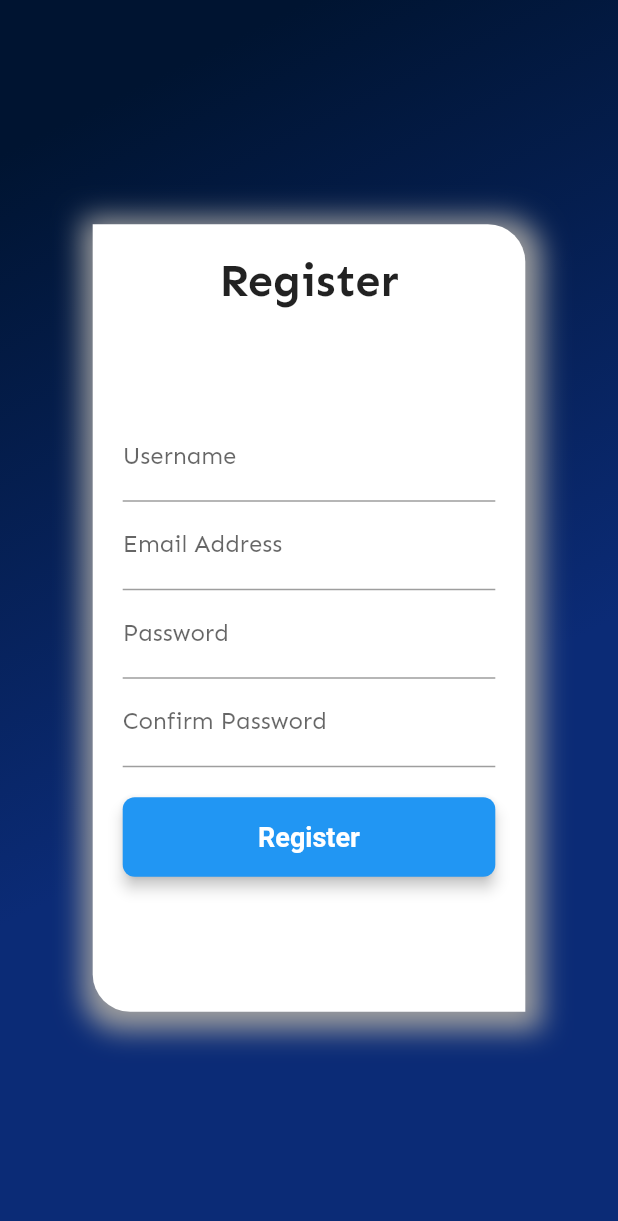
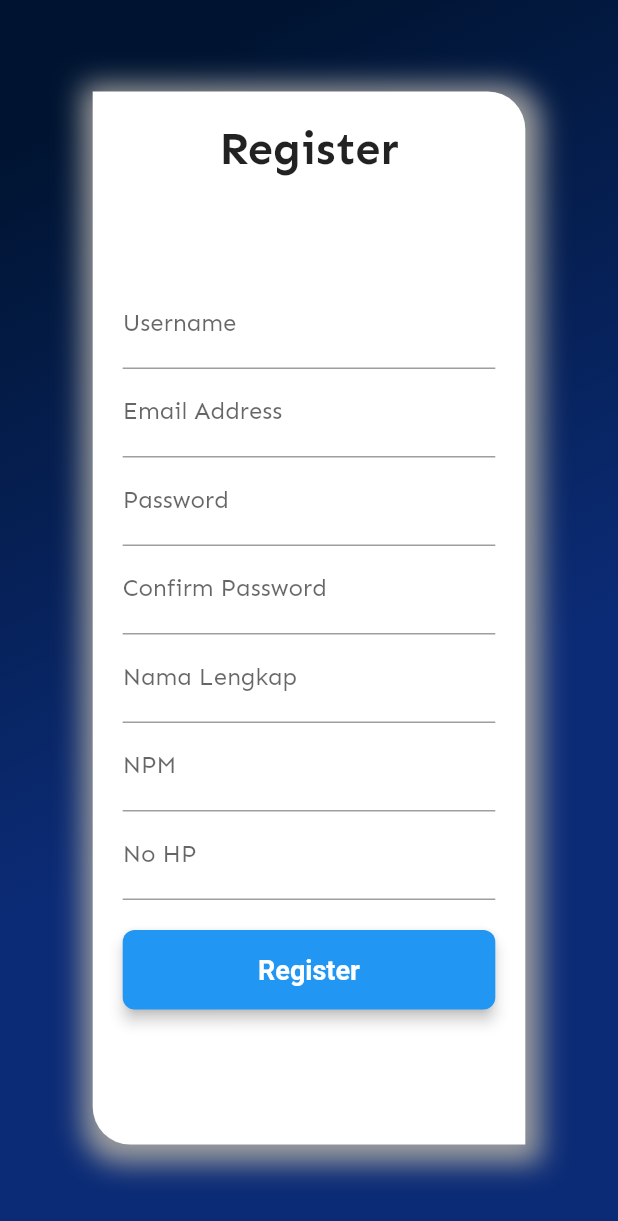
Before and after one commit to Informatika-C/EventKampusKelompok, a Flutter app: the RegisterPage screen opened directly, on a phone screen of 412 x 824 dp. Shown: the top 1221 px of the screen. Run offline on Flutter 3.47's test engine with Material 2 defaults, Android fonts, the phone set to English and light mode, and no system bars; our stand-ins replace carousel_slider, fluttertoast, get, google_fonts, google_nav_bar, shared_preferences; accounts and stored records are empty; network calls fail.

Commit message:
add register

```diff
--- a/lib/model/user.dart
+++ b/lib/model/user.dart
@@ -8,11 +8,17 @@ class User {
   String? username;
   String? email;
   String? role;
+  String? nama;
+  String? npm;
+  String? noHp;
 
   User({
     this.username,
     this.email,
     this.role,
+    this.nama,
+    this.npm,
+    this.noHp,
   });
 
   factory User.fromJson(Map<String, dynamic> json) {
@@ -20,6 +26,9 @@ class User {
       username: json['username'],
       email: json['email'],
       role: json['role'],
+      nama: json['nama'],
+      npm: json['npm'],
+      noHp: json['no_hp'],
     );
   }
 
@@ -28,6 +37,9 @@ class User {
       'username': username,
       'email': email,
       'role': role,
+      'nama': nama,
+      'npm': npm,
+      'no_hp': noHp,
     };
   }
 
--- a/lib/screen/register.dart
+++ b/lib/screen/register.dart
@@ -21,6 +21,9 @@ class _RegisterPageState extends State<RegisterPage> {
   final _emailController = TextEditingController();
   final _passwordController = TextEditingController();
   final _passwordConfirmController = TextEditingController();
+  final _namaController = TextEditingController();
+  final _npmController = TextEditingController();
+  final _noHpController = TextEditingController();
 
   void register() async {
     final url = Uri.parse('${URL.BASE_URL}auth/register');
@@ -29,6 +32,9 @@ class _RegisterPageState extends State<RegisterPage> {
       'email': _emailController.text,
       'password': _passwordController.text,
       'password_confirm': _passwordConfirmController.text,
+      'nama': _namaController.text,
+      'npm': _npmController.text,
+      'no_hp': _noHpController.text,
     };
     try {
       setState(() {
@@ -159,6 +165,26 @@ class _RegisterPageState extends State<RegisterPage> {
                                   labelText: 'Confirm Password',
                                 ),
                               ),
+                              TextFormField(
+                                controller: _namaController,
+                                decoration: const InputDecoration(
+                                  labelText: 'Nama Lengkap',
+                                ),
+                              ),
+                              TextFormField(
+                                controller: _npmController,
+                                keyboardType: TextInputType.number,
+                                decoration: const InputDecoration(
+                                  labelText: 'NPM',
+                                ),
+                              ),
+                              TextFormField(
+                                controller: _noHpController,
+                                keyboardType: TextInputType.number,
+                                decoration: const InputDecoration(
+                                  labelText: 'No HP',
+                                ),
+                              ),
                               const SizedBox(height: 20),
                               ElevatedButton(
                                 onPressed: isLoading
--- a/lib/setting-parts.dart
+++ b/lib/setting-parts.dart
@@ -22,7 +22,7 @@ class AccountParts extends StatelessWidget {
               mainAxisAlignment: MainAxisAlignment.spaceBetween,
               children: [
                 Text(
-                  'Name: John Doe',
+                  'Name: ${Get.find<UserController>().user.value.nama}',
                   style: TextStyle(
                     fontSize: 16,
                     fontWeight: FontWeight.bold,
@@ -162,7 +162,7 @@ class AccountParts extends StatelessWidget {
               mainAxisAlignment: MainAxisAlignment.spaceBetween,
               children: [
                 Text(
-                  'Phone: +1 234 567 890',
+                  'Phone: ${Get.find<UserController>().user.value.noHp}',
                   style: TextStyle(
                     fontSize: 16,
                     fontWeight: FontWeight.bold,
--- a/lib/setting.dart
+++ b/lib/setting.dart
@@ -433,7 +433,7 @@ class _PState extends State<P> with SingleTickerProviderStateMixin {
                               ),
                             ),
                             subtitle: Text(
-                              "john doe",
+                              '${Get.find<UserController>().user.value.nama}',
                               style: TextStyle(
                                 fontSize: 14,
                                 color: Colors.black,
```
